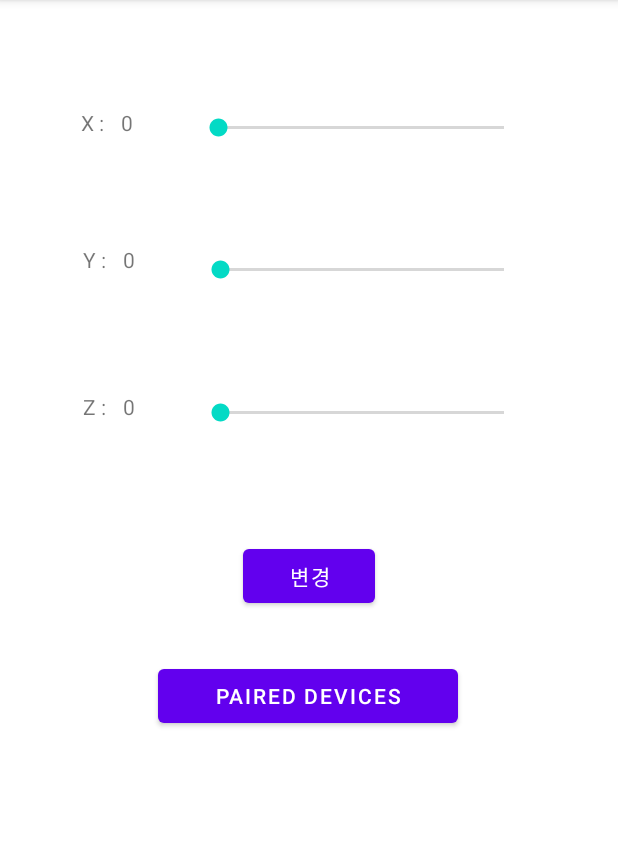
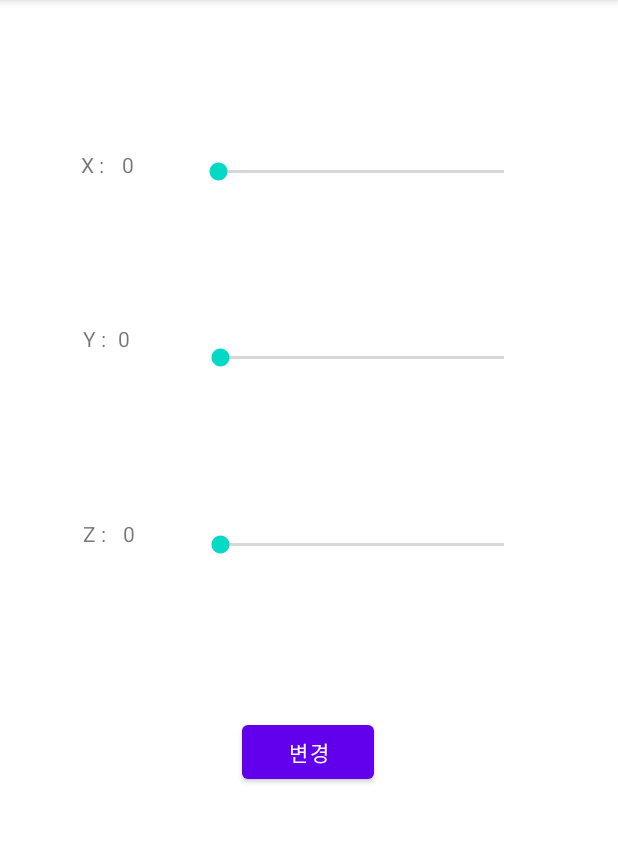
Before and after one commit to effx13/ArduinoRobotArm_MDP, an Android app: the screen it shows after launch (MainActivity), on a phone screen of 412 x 824 dp, the part 84-927 px from its top. Run offline under Robolectric (Android 15) with nearby library versions, the light colour scheme and no system bars.

Commit message:
feat: 안드로이드 블루투스 페어링 리스트뷰 삭제

```diff
--- a/Android/app/src/main/AndroidManifest.xml
+++ b/Android/app/src/main/AndroidManifest.xml
@@ -3,6 +3,8 @@
     package="com.example.arduinorobotarmcontrol">
 
     <uses-permission android:name="android.permission.BLUETOOTH_CONNECT" />
+    <uses-permission android:name="android.permission.BLUETOOTH_SCAN" />
+
     <application
         android:allowBackup="true"
         android:icon="@mipmap/ic_launcher"
--- a/Android/app/src/main/java/com/example/arduinorobotarmcontrol/MainActivity.java
+++ b/Android/app/src/main/java/com/example/arduinorobotarmcontrol/MainActivity.java
@@ -9,7 +9,6 @@ import android.view.View;
 import android.widget.AdapterView;
 import android.widget.ArrayAdapter;
 import android.widget.Button;
-import android.widget.ListView;
 import android.widget.SeekBar;
 import android.widget.TextView;
 import android.widget.Toast;
@@ -28,21 +27,20 @@ public class MainActivity extends AppCompatActivity {
     BluetoothAdapter btAdapter;
     TextView textStatus;
 
-    ListView listView;
+    //ListView listView;
     private final static int REQUEST_ENABLE_BT = 1;
     @Override
     protected void onCreate(Bundle savedInstanceState) {
         super.onCreate(savedInstanceState);
         setContentView(R.layout.activity_main);
 
-        listView = (ListView) findViewById(R.id.listview);
+
         SeekBar seekBarX = findViewById(R.id.seekBar_X);
         SeekBar seekBarY = findViewById(R.id.seekBar_Y);
         SeekBar seekBarZ = findViewById(R.id.seekBar_Z);
         TextView X_Value = findViewById(R.id.XValue);
         TextView Y_Value = findViewById(R.id.YValue);
         TextView Z_Value = findViewById(R.id.ZValue);
-        Button btnPaired = findViewById(R.id.btn_paired);
         Button submit_button = findViewById(R.id.change_button);
 
         btAdapter = BluetoothAdapter.getDefaultAdapter();
@@ -51,12 +49,12 @@ public class MainActivity extends AppCompatActivity {
         seekBarY.setOnSeekBarChangeListener(new SeekbarChanged(Y_Value));
         seekBarZ.setOnSeekBarChangeListener(new SeekbarChanged(Z_Value));
 
-        btnPaired.setOnClickListener(this::onClickButtonPaired);
-        listView.setOnItemClickListener(new myOnItemClickListener());
+
+//        listView.setOnItemClickListener(new myOnItemClickListener());
 
         btArrayAdapter = new ArrayAdapter<>(this, android.R.layout.simple_list_item_1);
         deviceAddressArray = new ArrayList<>();
-        listView.setAdapter(btArrayAdapter);
+        //listView.setAdapter(btArrayAdapter);
         submit_button.setOnClickListener(new View.OnClickListener() {
             @Override
             public void onClick(View v) {
@@ -82,37 +80,37 @@ public class MainActivity extends AppCompatActivity {
             }
         }
     }
-    public class myOnItemClickListener implements AdapterView.OnItemClickListener {
-
-        @Override
-        public void onItemClick(AdapterView<?> parent, View view, int position, long id) {
-            Toast.makeText(getApplicationContext(), btArrayAdapter.getItem(position), Toast.LENGTH_SHORT).show();
-
-            textStatus.setText("try...");
-
-            final String name = btArrayAdapter.getItem(position); // get name
-            final String address = deviceAddressArray.get(position); // get address
-            boolean flag = true;
-
-            BluetoothDevice device = btAdapter.getRemoteDevice(address);
-
-            // create & connect socket
-            try {
-                btSocket = createBluetoothSocket(device);
-                btSocket.connect();
-            } catch (IOException e) {
-                flag = false;
-                textStatus.setText("connection failed!");
-                e.printStackTrace();
-            }
-
-            if(flag){
-                textStatus.setText("connected to "+name);
-                connectedThread = new ConnectedThread(btSocket);
-                connectedThread.start();
-            }
-
-        }
-
-    }
+//    public class myOnItemClickListener implements AdapterView.OnItemClickListener {
+//
+//        @Override
+//        public void onItemClick(AdapterView<?> parent, View view, int position, long id) {
+//            Toast.makeText(getApplicationContext(), btArrayAdapter.getItem(position), Toast.LENGTH_SHORT).show();
+//
+//            textStatus.setText("try...");
+//
+//            final String name = btArrayAdapter.getItem(position); // get name
+//            final String address = deviceAddressArray.get(position); // get address
+//            boolean flag = true;
+//
+//            BluetoothDevice device = btAdapter.getRemoteDevice(address);
+//
+//            // create & connect socket
+//            try {
+//                btSocket = createBluetoothSocket(device);
+//                btSocket.connect();
+//            } catch (IOException e) {
+//                flag = false;
+//                textStatus.setText("connection failed!");
+//                e.printStackTrace();
+//            }
+//
+//            if(flag){
+//                textStatus.setText("connected to "+name);
+//                connectedThread = new ConnectedThread(btSocket);
+//                connectedThread.start();
+//            }
+//
+//        }
+//
+//    }
 }
--- a/Android/app/src/main/res/layout/activity_main.xml
+++ b/Android/app/src/main/res/layout/activity_main.xml
@@ -17,15 +17,6 @@
         app:layout_constraintStart_toEndOf="@+id/Z" />
 
     <TextView
-        android:id="@+id/YValue"
-        android:layout_width="wrap_content"
-        android:layout_height="wrap_content"
-        android:layout_marginStart="11dp"
-        android:text="0"
-        app:layout_constraintBaseline_toBaselineOf="@+id/Y"
-        app:layout_constraintStart_toEndOf="@+id/Y" />
-
-    <TextView
         android:id="@+id/X"
         android:layout_width="wrap_content"
         android:layout_height="wrap_content"
@@ -35,19 +26,38 @@
         app:layout_constraintBottom_toTopOf="@+id/Y"
         app:layout_constraintEnd_toStartOf="@+id/seekBar_X"
         app:layout_constraintStart_toStartOf="parent"
-        app:layout_constraintTop_toTopOf="parent" />
+        app:layout_constraintTop_toTopOf="parent"
+        app:layout_constraintVertical_bias="0.507" />
+
+    <TextView
+        android:id="@+id/XValue"
+        android:layout_width="wrap_content"
+        android:layout_height="wrap_content"
+        android:layout_marginStart="12dp"
+        android:text="0"
+        app:layout_constraintBaseline_toBaselineOf="@+id/X"
+        app:layout_constraintStart_toEndOf="@+id/X" />
 
     <TextView
         android:id="@+id/Y"
         android:layout_width="wrap_content"
         android:layout_height="wrap_content"
         android:layout_marginStart="55dp"
-        android:layout_marginTop="163dp"
+        android:layout_marginTop="216dp"
         android:layout_marginEnd="60dp"
         android:text="Y :"
         app:layout_constraintEnd_toStartOf="@+id/seekBar_Y"
         app:layout_constraintStart_toStartOf="parent"
         app:layout_constraintTop_toTopOf="parent" />
+
+    <TextView
+        android:id="@+id/YValue"
+        android:layout_width="wrap_content"
+        android:layout_height="wrap_content"
+        android:layout_marginStart="8dp"
+        android:text="0"
+        app:layout_constraintBaseline_toBaselineOf="@+id/Y"
+        app:layout_constraintStart_toEndOf="@+id/Y" />
 
     <SeekBar
         android:id="@+id/seekBar_Z"
@@ -71,7 +81,8 @@
         app:layout_constraintBottom_toTopOf="@+id/seekBar_Y"
         app:layout_constraintEnd_toEndOf="parent"
         app:layout_constraintStart_toEndOf="@+id/X"
-        app:layout_constraintTop_toTopOf="parent" />
+        app:layout_constraintTop_toTopOf="parent"
+        app:layout_constraintVertical_bias="0.503" />
 
     <SeekBar
         android:id="@+id/seekBar_Y"
@@ -105,38 +116,10 @@
         android:text="변경"
         app:layout_constraintBottom_toBottomOf="parent"
         app:layout_constraintEnd_toEndOf="parent"
+        app:layout_constraintHorizontal_bias="0.498"
         app:layout_constraintStart_toStartOf="parent"
-        app:layout_constraintTop_toTopOf="parent" />
+        app:layout_constraintTop_toTopOf="parent"
+        app:layout_constraintVertical_bias="0.663" />
 
-    <TextView
-        android:id="@+id/XValue"
-        android:layout_width="wrap_content"
-        android:layout_height="wrap_content"
-        android:layout_marginStart="11dp"
-        android:text="0"
-        app:layout_constraintBaseline_toBaselineOf="@+id/X"
-        app:layout_constraintStart_toEndOf="@+id/X" />
-
-    <Button
-        android:id="@+id/btn_paired"
-        android:layout_width="200dp"
-        android:layout_height="wrap_content"
-        android:layout_marginTop="32dp"
-        android:text="Paired Devices"
-        app:layout_constraintEnd_toEndOf="parent"
-        app:layout_constraintHorizontal_bias="0.497"
-        app:layout_constraintStart_toStartOf="parent"
-        app:layout_constraintTop_toBottomOf="@+id/change_button" />
-
-    <ListView
-        android:id="@+id/listview"
-        android:layout_width="wrap_content"
-        android:layout_height="wrap_content"
-        android:rotationX="-4"
-        app:layout_constraintBottom_toBottomOf="parent"
-        app:layout_constraintEnd_toEndOf="parent"
-        app:layout_constraintStart_toStartOf="parent"
-        app:layout_constraintTop_toBottomOf="@+id/btn_paired"
-        app:layout_constraintVertical_bias="0.206" />
 
 </androidx.constraintlayout.widget.ConstraintLayout>
--- /dev/null
+++ b/Android/app/src/main/res/values/ids.xml
@@ -0,0 +1,6 @@
+<?xml version="1.0" encoding="utf-8"?>
+<resources>
+    <item name="text_status" type="id" />
+    <item name="btn_search" type="id" />
+    <item name="btn_send" type="id" />
+</resources>
```
